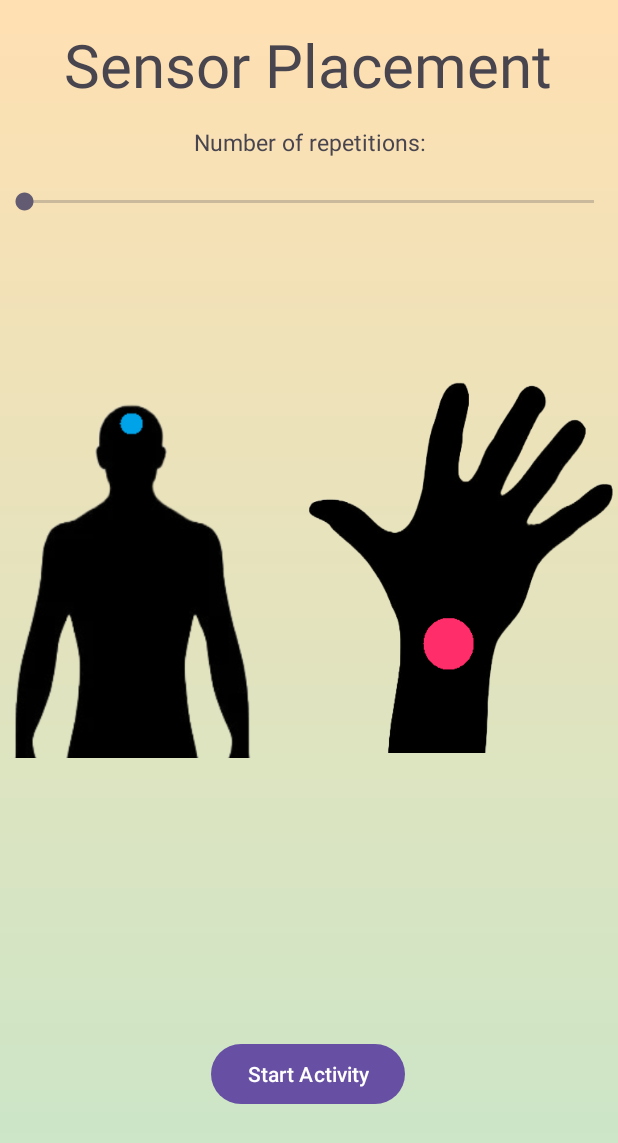
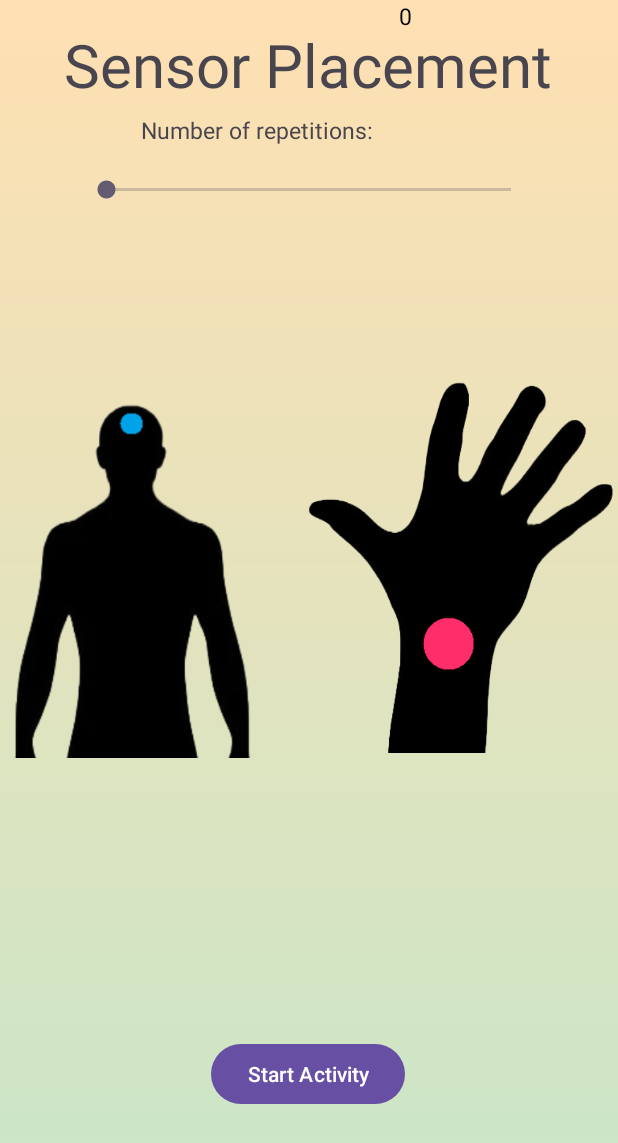
Before and after one commit to degoedek/eTherapyII, an Android app: the sensor_placement screen opened directly, with no data from a screen before it, on a phone screen of 412 x 824 dp. Shown: the top 1143 px of the screen. Run offline under Robolectric (Android 15) with nearby library versions, the phone set to English and light mode, and no system bars; 4 statements that could not run were skipped.

Commit message:
sensor placement

```diff
--- a/app/src/main/java/com/example/etherapyii/sensor_placement.java
+++ b/app/src/main/java/com/example/etherapyii/sensor_placement.java
@@ -56,6 +56,9 @@ public class sensor_placement extends AppCompatActivity {
             startActivity(intent2);
         });
 
+        SeekBar seekBar = findViewById(R.id.seekBar);
+        TextView valueLabel = findViewById(R.id.valueLabel);
+
 
 
 
--- a/app/src/main/res/layout/activity_sensor_placement.xml
+++ b/app/src/main/res/layout/activity_sensor_placement.xml
@@ -23,32 +23,43 @@
         app:layout_constraintTop_toTopOf="parent" />
 
 
-
-
     <TextView
         android:id="@+id/set_num_reps"
         android:layout_width="wrap_content"
         android:layout_height="wrap_content"
-        android:layout_marginTop="84dp"
+        android:layout_marginTop="76dp"
         android:gravity="center"
         android:text="@string/number_of_repetitions"
         android:textSize="15sp"
         app:layout_constraintEnd_toEndOf="parent"
+        app:layout_constraintHorizontal_bias="0.362"
         app:layout_constraintStart_toStartOf="parent"
         app:layout_constraintTop_toTopOf="parent" />
 
-
     <SeekBar
         android:id="@+id/reps_input"
-        android:layout_width="fill_parent"
-        android:layout_height="wrap_content"
-        android:layout_marginTop="20dp"
+        android:layout_width="302dp"
+        android:layout_height="26dp"
+        android:layout_marginTop="16dp"
         android:max="30"
         android:min="1"
         app:layout_constraintEnd_toEndOf="parent"
-        app:layout_constraintHorizontal_bias="1.0"
+        app:layout_constraintHorizontal_bias="0.495"
         app:layout_constraintStart_toStartOf="parent"
         app:layout_constraintTop_toBottomOf="@+id/set_num_reps" />
+
+    <TextView
+        android:id="@+id/reps_valueLabel"
+        android:layout_width="wrap_content"
+        android:layout_height="wrap_content"
+        android:layout_marginStart="18dp"
+        android:text="0"
+        android:textColor="@android:color/black"
+        android:textSize="15sp"
+        app:layout_constraintEnd_toEndOf="parent"
+        app:layout_constraintHorizontal_bias="0.0"
+        app:layout_constraintStart_toEndOf="@+id/set_num_reps"
+        tools:layout_editor_absoluteY="76dp" />
 
     <ImageView
         android:id="@+id/hott_hand"
--- a/app/src/main/res/layout/activity_therapy.xml
+++ b/app/src/main/res/layout/activity_therapy.xml
@@ -13,7 +13,7 @@
         android:layout_width="wrap_content"
         android:layout_height="wrap_content"
         android:layout_marginTop="16dp"
-        android:text="@string/title_placeholder"
+        android:text="@string/placeholder"
         android:textSize="30sp"
         android:gravity="center"
         app:layout_constraintEnd_toEndOf="parent"
```
